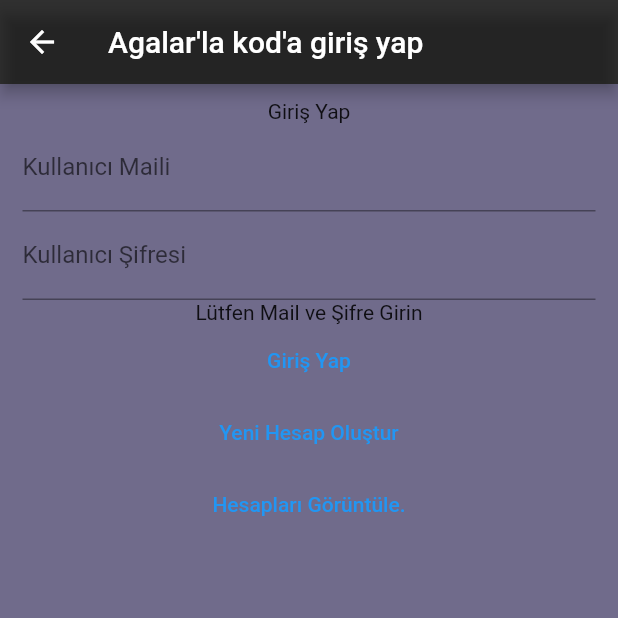
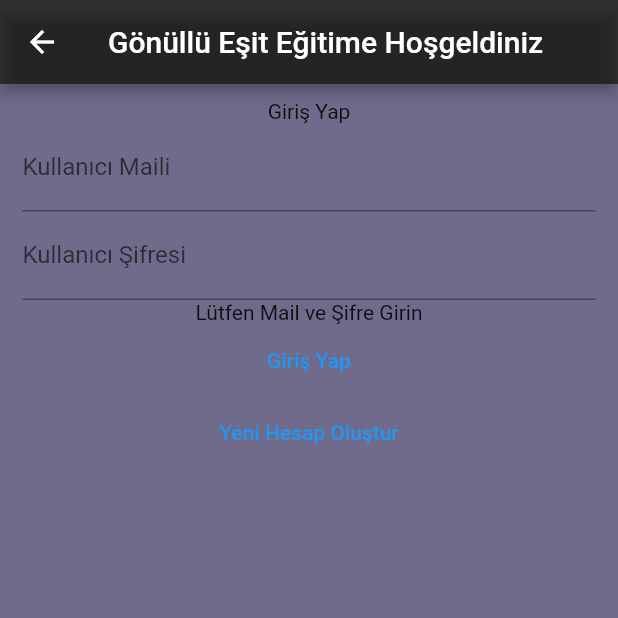
Before and after one commit to behemehal/GEE, a Flutter app: the LoginPage screen opened directly, on a phone screen of 412 x 824 dp, the top half of it. Run offline on Flutter 3.47's test engine with Material 2 defaults, Android fonts, the phone set to English and light mode, and no system bars; our stand-ins replace shared_preferences; accounts and stored records are empty.

Commit message:
Update login data

```diff
--- a/lib/login.dart
+++ b/lib/login.dart
@@ -23,7 +23,7 @@ class LoginPageState extends State<LoginPage> {
     return Scaffold(
       appBar: AppBar(
         backgroundColor: Color.fromRGBO(0, 0, 0, 0.8),
-        title: Text("Agalar'la kod'a giriş yap"),
+        title: Text("Gönüllü Eşit Eğitime Hoşgeldiniz"),
       ),
       body: Container(
         color: Color.fromRGBO(112, 107, 139, 1.0),
@@ -82,10 +82,6 @@ class LoginPageState extends State<LoginPage> {
                   onPressed: () {},
                   child: Text("Yeni Hesap Oluştur"),
                 ),
-                TextButton(
-                  onPressed: () {},
-                  child: Text("Hesapları Görüntüle."),
-                )
               ],
             ),
           ),
--- a/lib/main.dart
+++ b/lib/main.dart
@@ -1,4 +1,5 @@
 import 'package:flutter/material.dart';
+import 'login.dart';
 
 void main() {
   runApp(MyApp());
```
